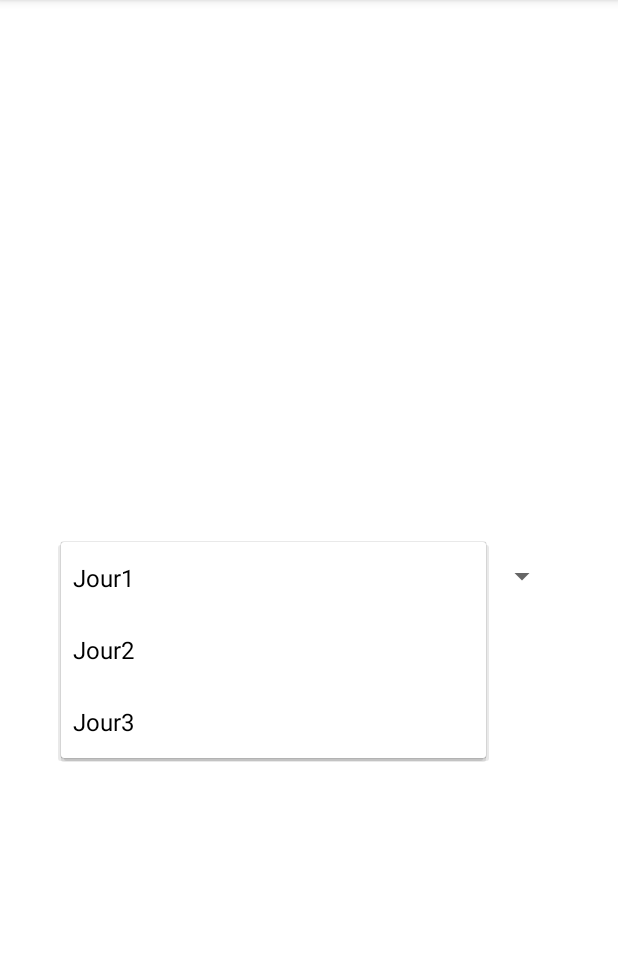
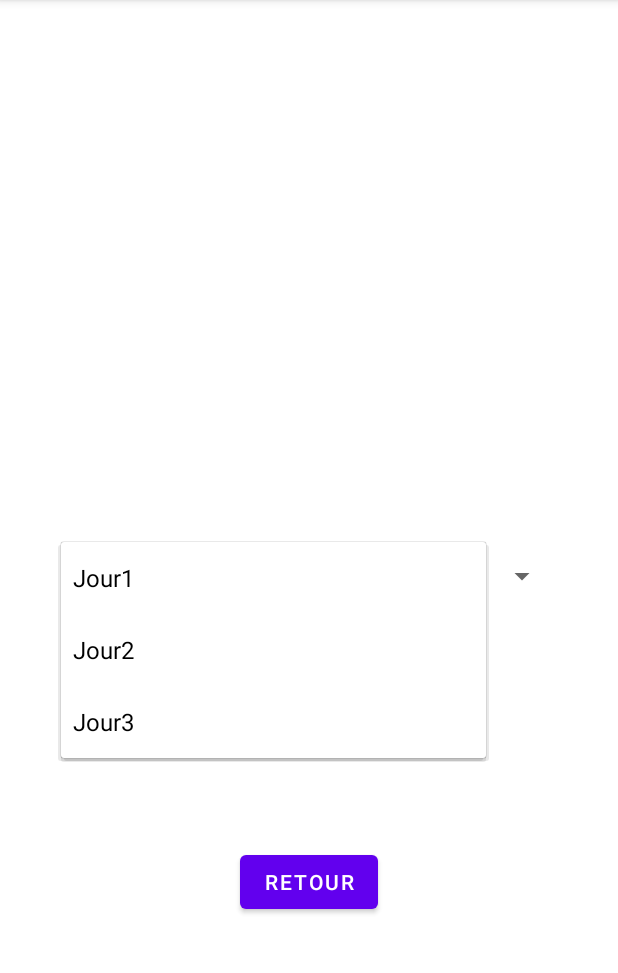
Before and after one commit to jad2n1/dream_and_go, an Android app: the page_Atlantique screen opened directly, with no data from a screen before it, after a tap on "Jour1", on a phone screen of 412 x 824 dp, the part 84-1057 px from its top. Run offline under Robolectric (Android 15) with nearby library versions, the phone set to English and light mode, and no system bars.

Commit message:
création bouton retour page atlantique à choix destination

```diff
--- a/app/src/main/java/com/example/pageaccueil/page_Atlantique.java
+++ b/app/src/main/java/com/example/pageaccueil/page_Atlantique.java
@@ -1,12 +1,17 @@
 package com.example.pageaccueil;
 
+import android.content.Intent;
 import android.os.Bundle;
+import android.view.View;
 import android.widget.ArrayAdapter;
+import android.widget.Button;
 import android.widget.Spinner;
 
 import androidx.appcompat.app.AppCompatActivity;
 
 public class page_Atlantique extends AppCompatActivity{
+
+    Button Bouton_Atlantique_retour;
 
     @Override
     protected void onCreate(Bundle savedInstanceState) {
@@ -26,6 +31,16 @@ public class page_Atlantique extends AppCompatActivity{
         // 4) Association de adapter au spinner
         monSpinner2.setAdapter(monAdapter);
 
-        // exemple de commentaire vide
+        // Création du bouton retour
+        Bouton_Atlantique_retour = (Button) findViewById(R.id.btn_retour_atlantique);
+
+        Bouton_Atlantique_retour.setOnClickListener(new View.OnClickListener() {
+            @Override
+            public void onClick(View view) {
+                // ouverture de l'activité
+                Intent intent = new Intent(page_Atlantique.this, choix_destination.class);
+                startActivity(intent);
+            }
+        });
     }
 }
--- a/app/src/main/res/layout/atlantique_page.xml
+++ b/app/src/main/res/layout/atlantique_page.xml
@@ -13,4 +13,14 @@
         app:layout_constraintEnd_toEndOf="parent"
         app:layout_constraintStart_toStartOf="parent"
         app:layout_constraintTop_toTopOf="parent" />
+
+    <Button
+        android:id="@+id/btn_retour_atlantique"
+        android:layout_width="wrap_content"
+        android:layout_height="wrap_content"
+        android:text="@string/retour"
+        app:layout_constraintBottom_toBottomOf="parent"
+        app:layout_constraintEnd_toEndOf="parent"
+        app:layout_constraintStart_toStartOf="parent"
+        app:layout_constraintTop_toBottomOf="@+id/spinner_jours2" />
 </androidx.constraintlayout.widget.ConstraintLayout>
--- a/app/src/main/res/values/strings.xml
+++ b/app/src/main/res/values/strings.xml
@@ -4,6 +4,7 @@
     <string name="atlantique">Atlantique</string>
     <string name="paris">Paris</string>
     <string name="c_te_d_azur">Côte d\'Azur</string>
+    <string name="retour">Retour</string>
 
     <string-array name="Jours">
         <item>Jour1</item>
```
